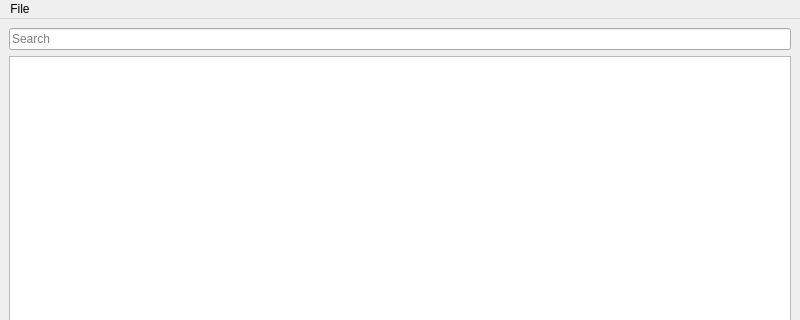
Qt form forms/mainwindow.ui (ReallyJoshWright/pyqt6_recipe_book) before a commit; both pictures show x 0 to 800 and y 0 to 320 of the 800 by 600 pixel window.
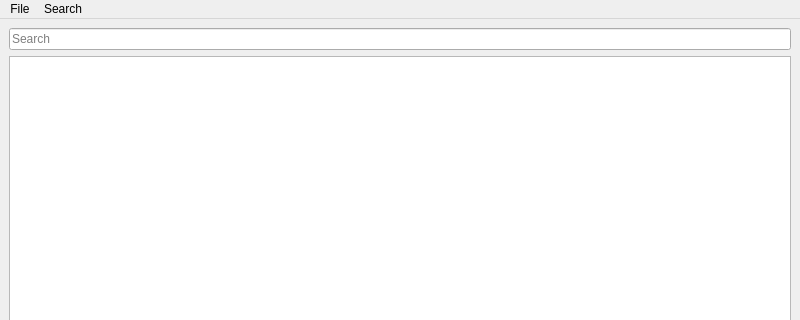
The same form after that commit.

The edit to the form file:
```diff
--- a/forms/mainwindow.ui
+++ b/forms/mainwindow.ui
@@ -54,7 +54,17 @@
     <addaction name="removeRecipeAction"/>
     <addaction name="quitAction"/>
    </widget>
+   <widget class="QMenu" name="menuSearch">
+    <property name="title">
+     <string>Search</string>
+    </property>
+    <addaction name="searchByNameAction"/>
+    <addaction name="searchByIngredAction"/>
+    <addaction name="searchByDateAction"/>
+    <addaction name="searchByAllAction"/>
+   </widget>
    <addaction name="menuFile"/>
+   <addaction name="menuSearch"/>
   </widget>
   <widget class="QStatusBar" name="statusbar"/>
   <action name="addRecipeAction">
```
Left out of the diff: 35 changed lines with no effect on the pictures.
